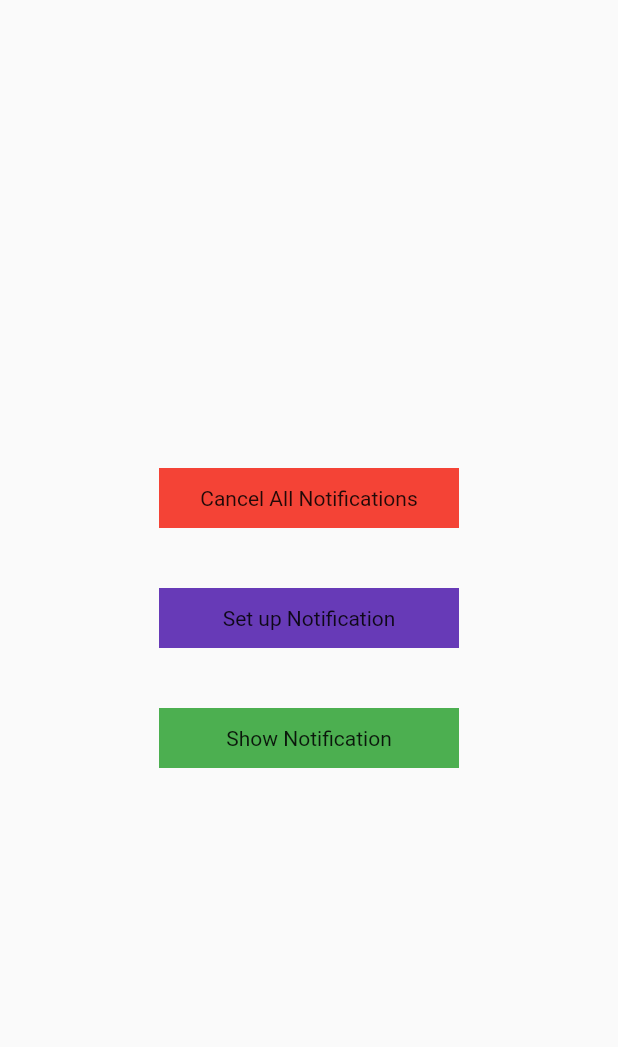
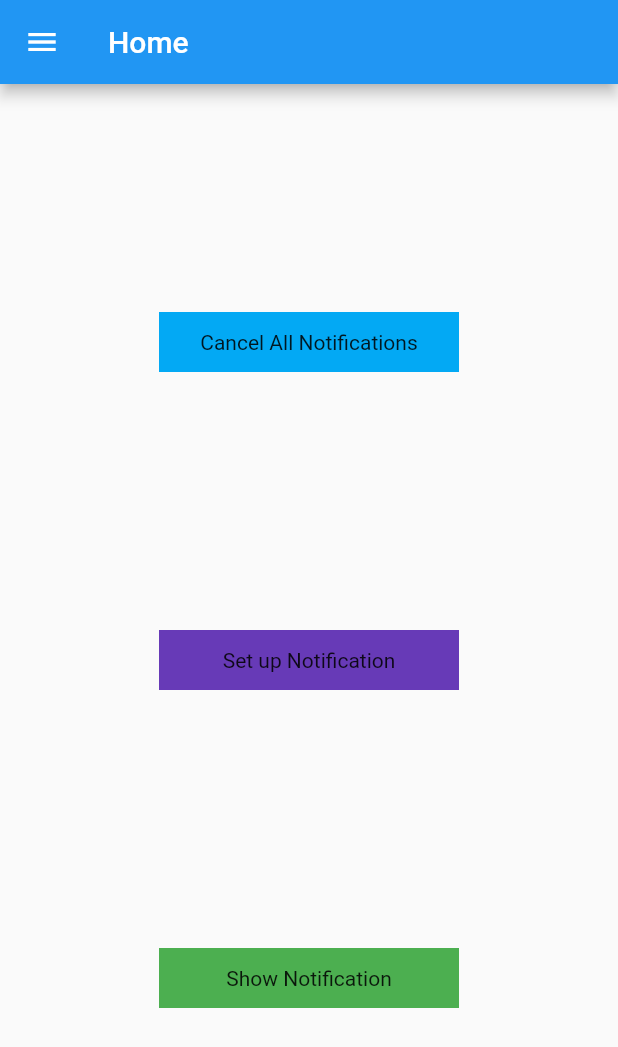
Before and after one commit to letziou/ESOF_project, a Flutter app: the screen it shows after launch, on a phone screen of 412 x 824 dp. Shown: the top 1047 px of the screen. Run offline on Flutter 3.47's test engine with Material 2 defaults, Android fonts, the phone set to English and light mode, and no system bars; our stand-ins replace flutter_local_notifications, timezone.

Commit message:
Added the first prototype

```diff
--- a/notification/lib/main.dart
+++ b/notification/lib/main.dart
@@ -1,4 +1,5 @@
 import 'package:flutter/material.dart';
+import 'package:notification/screens/alarms.dart';
 import 'mainscreen.dart';
 import 'notificationservice.dart';
 
@@ -16,10 +17,14 @@ class MyApp extends StatelessWidget {
   @override
   Widget build(BuildContext context) {
     return MaterialApp(
+      debugShowCheckedModeBanner: false,
       title: 'Flutter Demo',
       theme: ThemeData(
         primarySwatch: Colors.blue,
       ),
+      routes: <String, WidgetBuilder>{
+        AlarmsScreen.routeName: (BuildContext context) => AlarmsScreen(),
+      },
       home: const MainScreen(),
     );
   }
--- a/notification/lib/mainscreen.dart
+++ b/notification/lib/mainscreen.dart
@@ -1,4 +1,5 @@
 import 'package:flutter/material.dart';
+import 'package:notification/screens/alarms.dart';
 import 'package:timezone/data/latest.dart' as tz;
 
 import 'notificationservice.dart';
@@ -33,10 +34,13 @@ class _MainScreenState extends State<MainScreen> {
   @override
   Widget build(BuildContext context) {
     return Scaffold(
+      appBar: AppBar(
+        title: Text("Home"),
+      ),
       body: Center(
         child: Column(
           crossAxisAlignment: CrossAxisAlignment.center,
-          mainAxisAlignment: MainAxisAlignment.center,
+          mainAxisAlignment: MainAxisAlignment.spaceEvenly,
           children: [
             GestureDetector(
               onTap: () {
@@ -46,7 +50,7 @@ class _MainScreenState extends State<MainScreen> {
                 margin: const EdgeInsets.only(left: 20, top: 20, right: 20, bottom: 20),
                 height: 40,
                 width: 200,
-                color: Colors.red,
+                color: Colors.lightBlue,
                 child: const Center(
                   child: Text(
                     "Cancel All Notifications",
@@ -87,6 +91,46 @@ class _MainScreenState extends State<MainScreen> {
           ],
         ),
       ),
+      drawer: getNavDrawer(context),
     );
   }
+
+  Drawer getNavDrawer(BuildContext context) {
+    var headerChild = DrawerHeader(child: Text("Header"));
+    var aboutChild = AboutListTile(
+        child: Text("About"),
+        applicationName: "Application Name",
+        applicationVersion: "v1.0.0",
+        applicationIcon: Icon(Icons.adb),
+        icon: Icon(Icons.info));
+
+    ListTile getNavItem(var icon, String s, String routeName) {
+      return ListTile(
+        leading: Icon(icon),
+        title: Text(s),
+        onTap: () {
+          setState(() {
+            // pop closes the drawer
+            Navigator.of(context).pop();
+            // navigate to the route
+            Navigator.of(context).pushNamed(routeName);
+          });
+        },
+      );
+    }
+
+    var myNavChildren = [
+      headerChild,
+      getNavItem(Icons.settings, "Alarms", AlarmsScreen.routeName),
+      getNavItem(Icons.home, "Home", "/"),
+      aboutChild
+    ];
+
+    ListView listView = ListView(children: myNavChildren);
+
+    return Drawer(
+      child: listView,
+    );
+  }
+
 }
```
Also changed, not shown: notification/lib/screens/alarms.dart (added, +102 -0 lines).
